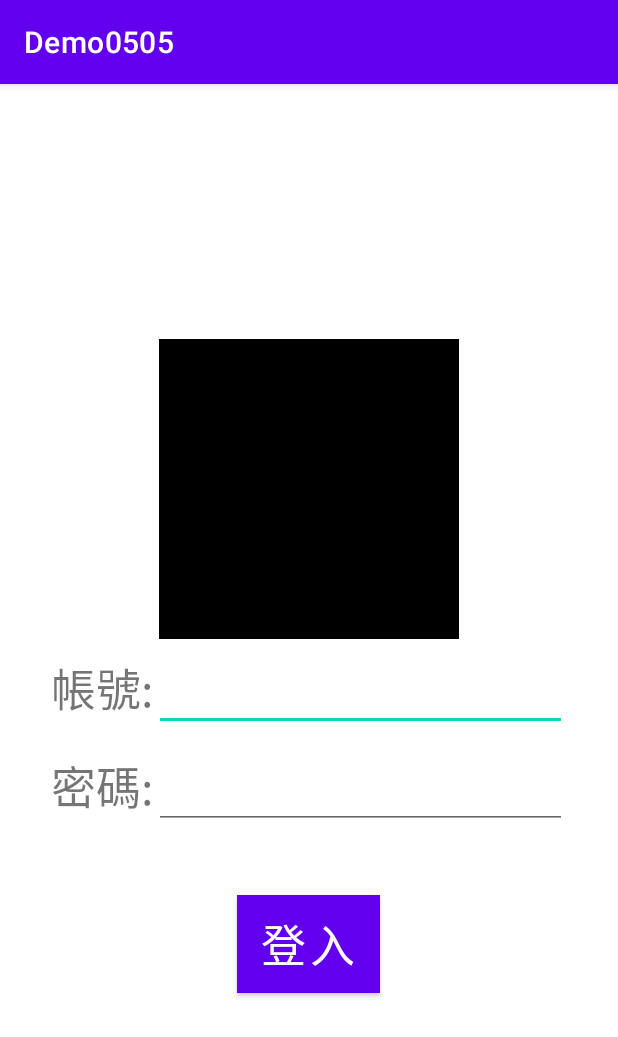
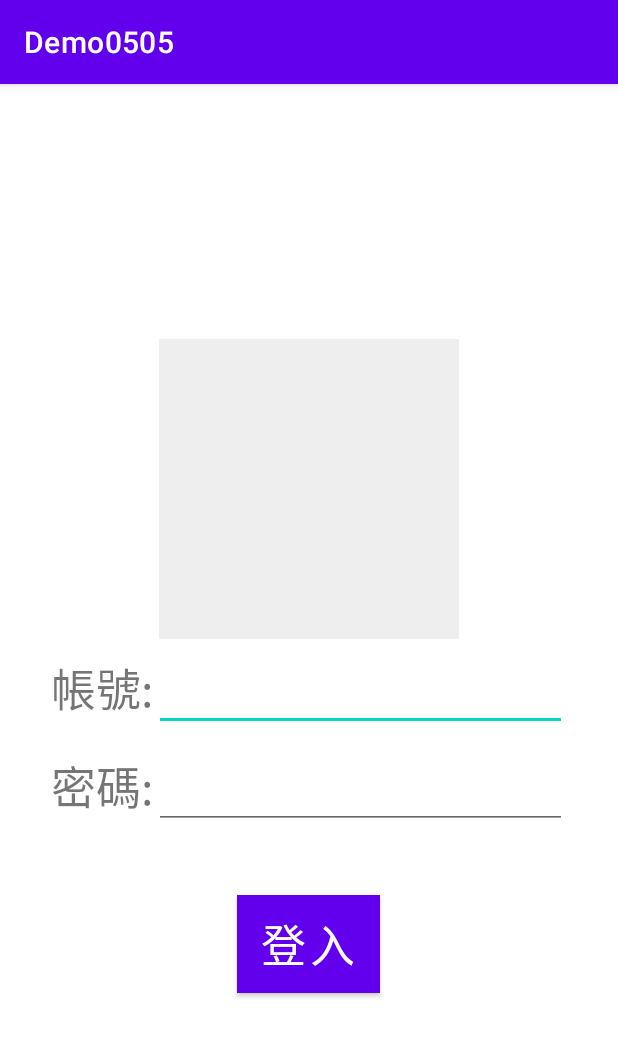
Before and after one commit to Kuanchiayi/PunchDemo, an Android app: the LoginActivity screen opened directly, with no data from a screen before it, on a phone screen of 412 x 824 dp. Shown: the top 1037 px of the screen. Run offline under Robolectric (Android 15) with nearby library versions, the phone set to English and light mode, and no system bars.

Commit message:
change login.xml layout

```diff
--- a/app/src/main/res/layout/activity_login.xml
+++ b/app/src/main/res/layout/activity_login.xml
@@ -13,7 +13,7 @@
         android:layout_gravity="center_horizontal"
         android:layout_marginTop="170dp"
         android:scaleType="centerInside"
-        android:src="@color/black" />
+        android:src="#EEEEEE"/>
     <LinearLayout
         android:layout_width="wrap_content"
         android:layout_height="wrap_content"
@@ -29,7 +29,7 @@
             android:id="@+id/et_AN"
             android:layout_width="275dp"
             android:layout_height="wrap_content"
-            android:layout_marginBottom="20sp"/>.
+            android:layout_marginBottom="20sp"/>
     </LinearLayout>
     <LinearLayout
         android:layout_width="wrap_content"
@@ -40,7 +40,7 @@
             android:layout_width="wrap_content"
             android:layout_height="wrap_content"
             android:text="密碼:"
-            android:textSize="30dp"/>.
+            android:textSize="30sp"/>.
         <EditText
             android:id="@+id/et_PW"
             android:layout_width="275dp"
@@ -55,7 +55,7 @@
             android:layout_marginTop="30dp"
             android:layout_gravity="center_horizontal"
             android:text="登入"
-            android:textSize="30dp"
+            android:textSize="30sp"
             android:textColor="@color/white"
             android:background="@color/black"/>
 </LinearLayout>
```
